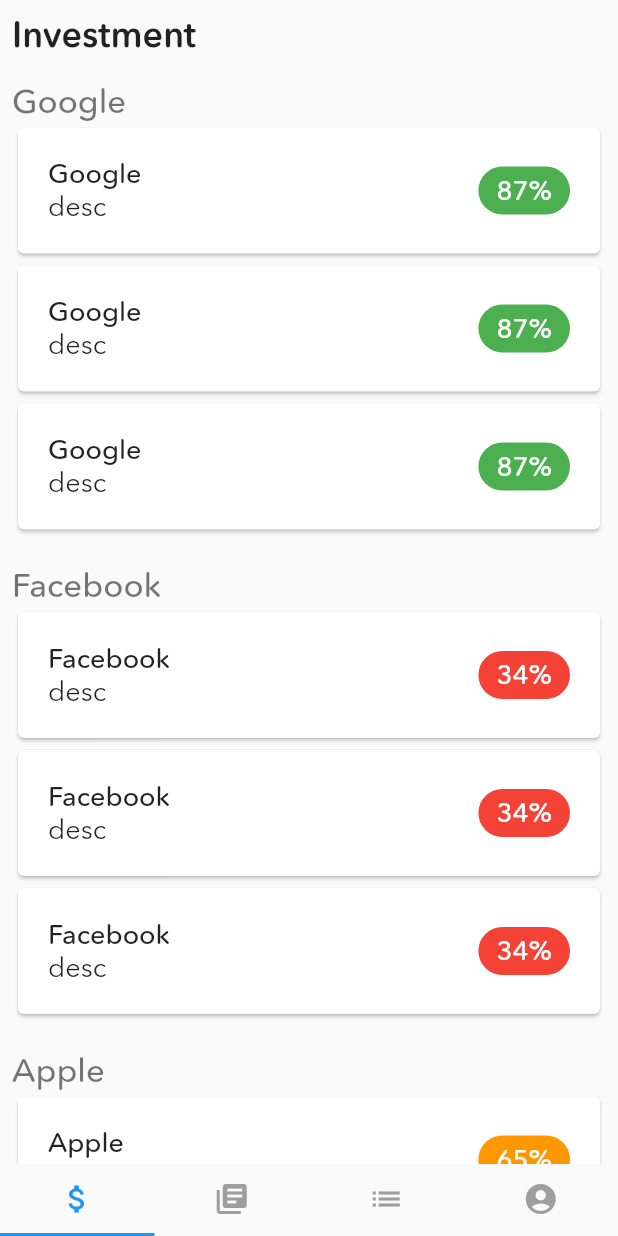
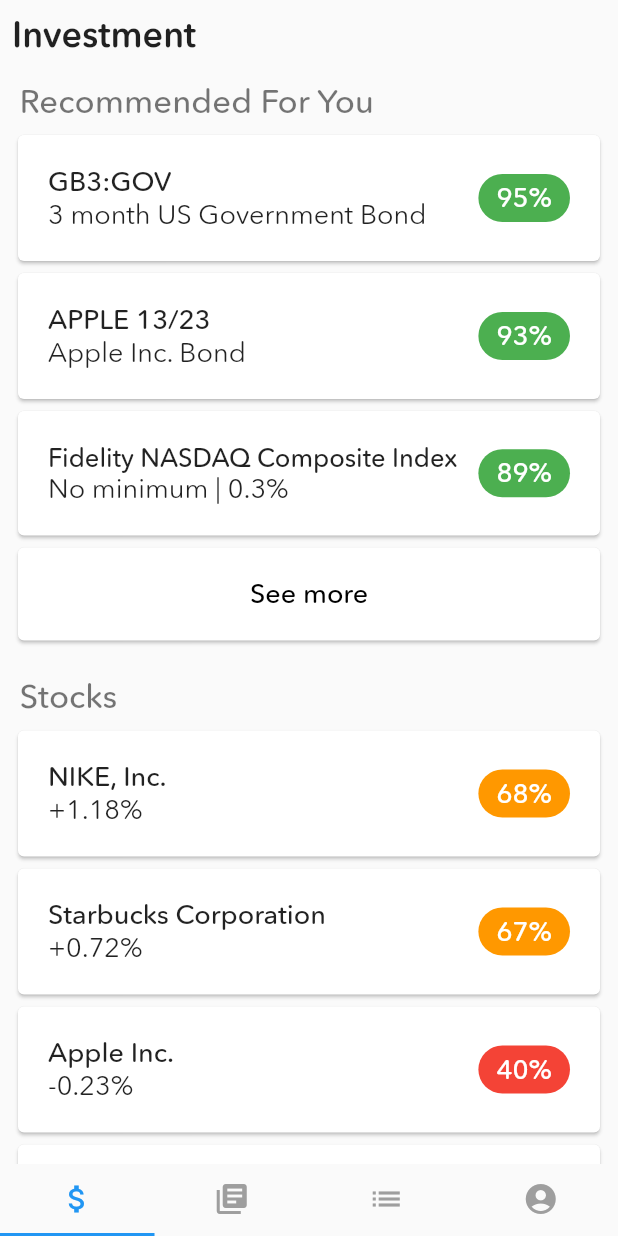
Before and after one commit to alexpavelm/DevHacksProject, a Flutter app: the screen it shows after launch, on a phone screen of 412 x 824 dp. Run offline on Flutter 3.47's test engine with Material 2 defaults, Android fonts, the phone set to English and light mode, and no system bars; drawn by our look-alikes of auto_size_text; our stand-ins replace bubble.

Commit message:
investmentView

```diff
--- a/lib/InvestmentPage/InvestmentView.dart
+++ b/lib/InvestmentPage/InvestmentView.dart
@@ -1,15 +1,26 @@
+import 'package:auto_size_text/auto_size_text.dart';
 import 'package:flutter/material.dart';
 
 class InvestmentView extends StatefulWidget {
   @override
   _InvestmentViewState createState() => _InvestmentViewState();
 }
-class InvestmentData{
+
+class InvestmentData {
   String name;
   String description;
   int points;
-  InvestmentData(this.name,this.description,this.points);
+
+  InvestmentData(this.name, this.description, this.points);
 }
+
+class InvestmentCategory {
+  String name;
+  List<InvestmentData> list;
+
+  InvestmentCategory(this.name, this.list);
+}
+
 class _InvestmentViewState extends State<InvestmentView> {
   @override
   Widget build(BuildContext context) {
@@ -36,21 +47,62 @@ class _InvestmentViewState extends State<InvestmentView> {
   }
 
   Widget buildList() {
-    List<InvestmentData> titles = new List();
-    titles.add(InvestmentData("Google","desc Google",87));
-    titles.add(InvestmentData("Facebook","desc Facebook",34));
-    titles.add(InvestmentData("Apple","desc Apple",65));
+    List<InvestmentCategory> titles = new List();
+    List<InvestmentData> l0 = new List();
+    List<InvestmentData> l1 = new List();
+    List<InvestmentData> l2 = new List();
+    List<InvestmentData> l3 = new List();
+    List<InvestmentData> l4 = new List();
+    List<InvestmentData> l5 = new List();
+
+    l0.add(InvestmentData("GB3:GOV", "3 month US Government Bond", 95));
+    l0.add(InvestmentData("APPLE 13/23", "Apple Inc. Bond", 93));
+    l0.add(InvestmentData("Fidelity NASDAQ Composite Index", "No minimum | 0.3%", 89));
+
+    l2.add(InvestmentData("GB3:GOV", "3 month US Government Bond", 95));
+    l2.add(InvestmentData("APPLE 13/23", "Apple Inc. Bond", 93));
+    l2.add(InvestmentData("GB6:GOV", "6 month US Government Bond", 87));
+
+    l3.add(InvestmentData("Fidelity NASDAQ Composite Index", "No minimum | 0.3%", 89));
+    l3.add(InvestmentData("Vanguard Growth Index", "\$3,000 minimum | 0.17% return", 83));
+    l3.add(InvestmentData("Vanguard High Dividend Yield Index", "\$3,000 minimum | 0.15%", 79));
+
+    l4.add(InvestmentData("CubeSmart", "+3.6%", 84));
+    l4.add(InvestmentData("Crown Castle International", "+3.3%", 81));
+    l4.add(InvestmentData("Equity LifeStyle Properties", "+1.8%", 78));
+
+
+    l5.add(InvestmentData("Fidelity ZERO Large Cap Index", "0% expense ratio", 73));
+    l5.add(InvestmentData("Vanguard S&P 500 ETF", "0.04% expense ration", 71));
+    l5.add(InvestmentData("SPDR S&P 500 ETF Trust", "0.09% expense ratio", 69));
+
+    l1.add(InvestmentData("NIKE, Inc.", "+1.18%", 68));
+    l1.add(InvestmentData("Starbucks Corporation", "+0.72%", 67));
+    l1.add(InvestmentData("Apple Inc.", "-0.23%", 40));
+
+    titles.add(InvestmentCategory("Recommended For You", l0));
+    titles.add(InvestmentCategory("Stocks", l1));
+    titles.add(InvestmentCategory("Bonds", l2));
+    titles.add(InvestmentCategory("Mutual Funds", l3));
+    titles.add(InvestmentCategory("REIT", l4));
+    titles.add(InvestmentCategory("Index Funds", l5));
+
     return Column(
-      children: titles.map((data) => investBlock(data.name, data.points, data.description)).toList(),
+      children:
+          titles.map((data) => investBlock(data.name, data.list)).toList(),
     );
   }
 
   // foreach(list) => {return list.title list.desc list.}
-  Widget investBlock(String title, int points, String desc) {
+  Widget investBlock(String title, List<InvestmentData> l) {
     return Padding(
       padding: const EdgeInsets.only(bottom: 20),
       child: Column(
         crossAxisAlignment: CrossAxisAlignment.start,
+        children: <Widget>[
+          Padding(
+            padding: const EdgeInsets.only(left:5.0,bottom: 5),
+            child: Row(
               children: <Widget>[
                 Text(
                   title,
@@ -60,10 +112,16 @@ class _InvestmentViewState extends State<InvestmentView> {
                       fontWeight: FontWeight.w500,
                       color: Colors.black54),
                 ),
+                //icon
+
+              ],
+            ),
+          ),
           //random data
-          investCard(title, "desc", points),
-          investCard(title, "desc", points),
-          investCard(title, "desc", points),
+          investCard(l[0].name, l[0].description, l[0].points),
+          investCard(l[1].name, l[1].description, l[1].points),
+          investCard(l[2].name, l[2].description, l[2].points),
+          seeMoreCard(),
         ],
       ),
     );
@@ -77,18 +135,22 @@ class _InvestmentViewState extends State<InvestmentView> {
           child: Row(
               mainAxisAlignment: MainAxisAlignment.spaceBetween,
               children: <Widget>[
-                Column(
+                Container(
+                  width: 280,
+                  child: Column(
                     crossAxisAlignment: CrossAxisAlignment.start,
                     children: <Widget>[
-                    Text(
+                      AutoSizeText(
                         title,
                         style: TextStyle(
                             fontFamily: 'Avenir',
                             fontSize: 18,
                             fontWeight: FontWeight.w500),
+                        maxLines: 1,
+
                       ),
                       Container(
-                      alignment: Alignment(-1,0),
+                        alignment: Alignment(-1, 0),
                         child: Text(
                           description,
                           style: TextStyle(
@@ -98,6 +160,7 @@ class _InvestmentViewState extends State<InvestmentView> {
                         ),
                       )
                     ],
+                  ),
                 ),
                 getBoxRounded(points)
               ]),
@@ -124,6 +187,26 @@ class _InvestmentViewState extends State<InvestmentView> {
     );
   }
 
+  Widget seeMoreCard() {
+    return Card(
+      child: Container(
+        alignment: Alignment(0,0),
+        child: Padding(
+          padding: const EdgeInsets.all(20.0),
+          child: Text(
+            "See more",
+            style: TextStyle(
+              fontFamily: 'Avenir',
+              fontSize: 18,
+              fontWeight: FontWeight.w500,
+              color: Colors.black,
+            ),
+          ),
+        ),
+      ),
+    );
+  }
+
   Color getColorBasedOnScore(int points) {
     if (points > 80) {
       return Colors.green;
--- a/pubspec.yaml
+++ b/pubspec.yaml
@@ -20,6 +20,7 @@ dependencies:
   flutter:
     sdk: flutter
   bubble: ^1.1.9+1
+  auto_size_text: ^2.1.0
 
   # The following adds the Cupertino Icons font to your application.
   # Use with the CupertinoIcons class for iOS style icons.
```
Also changed, not shown: pubspec.lock. Lines whose indentation alone changed are shown as unchanged.
